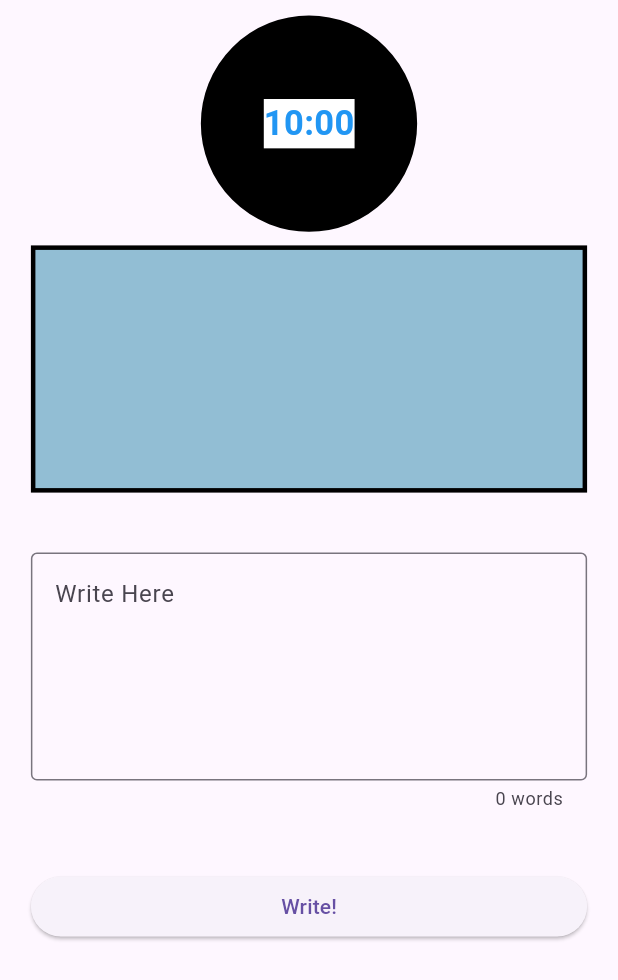
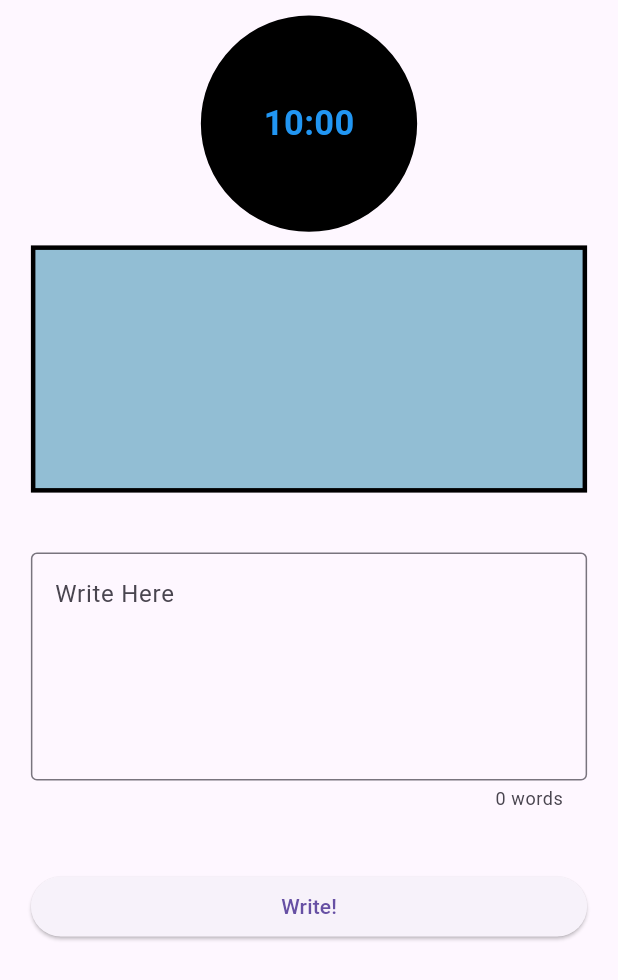
Before and after one commit to kkhhaaooss/writing_app, a Flutter app: the screen it shows after launch, on a phone screen of 412 x 824 dp. Shown: the top 980 px of the screen. Run offline on Flutter 3.47's test engine with Material 3 defaults, Android fonts, the phone set to English and light mode, and no system bars; drawn by our look-alikes of circular_countdown_timer; our stand-ins replace google_fonts; statements that could not run were skipped.

Commit message:
Attempts to enable/disable TextInput depending on TurnTimer paused state (not working)

```diff
--- a/lib/views/components/text_input.dart
+++ b/lib/views/components/text_input.dart
@@ -1,3 +1,4 @@
+import 'package:circular_countdown_timer/circular_countdown_timer.dart';
 import 'package:flutter/material.dart';
 import 'package:google_fonts/google_fonts.dart';
 
@@ -6,8 +7,11 @@ import 'package:writing_app/providers/text_provider.dart';
 import 'package:writing_app/providers/timer_provider.dart';
 
 class TextInput extends StatefulWidget {
-  const TextInput({super.key});
-
+  const TextInput({
+    super.key,
+    required this.timerController,
+  });
+  final CountDownController timerController;
   @override
   State<TextInput> createState() => _TextInputState();
 }
@@ -42,6 +46,11 @@ class _TextInputState extends State<TextInput> {
   Widget build(BuildContext context) {
     return Consumer2<TextProvider, TimerProvider>(
       builder: (context, textProvider, timerProvder, child) {
+        // if (timerProvider.paused) {
+        //   _textController.enabled = false;
+        // } else {
+        //   controller.resume();
+        // }
         return TextField(
           focusNode: focusNode,
           canRequestFocus: true,
@@ -49,6 +58,7 @@ class _TextInputState extends State<TextInput> {
           minLines: 5,
           onTap: () => focusNode.requestFocus(),
           controller: _textController,
+          enabled: true,
           onChanged: (text) => _updateDisplay(text),
           // onSubmitted: (text) => _updateDisplay(text),
           style: GoogleFonts.merriweather(),
--- a/lib/views/components/turn_timer.dart
+++ b/lib/views/components/turn_timer.dart
@@ -22,7 +22,7 @@ class TurnTimer extends StatelessWidget {
         if (!controller.isStarted.value) {
           controller.start();
         }
-        ;
+
         if (timerProvider.paused) {
           controller.pause();
         } else {
@@ -44,7 +44,7 @@ class TurnTimer extends StatelessWidget {
             fontSize: 23.0,
             color: Colors.blue,
             fontWeight: FontWeight.bold,
-            backgroundColor: Colors.white,
+            backgroundColor: Colors.black,
           ),
           textAlign: TextAlign.center,
           textFormat: CountdownTextFormat.MM_SS,
--- a/lib/views/interface.dart
+++ b/lib/views/interface.dart
@@ -43,7 +43,9 @@ class Interface extends StatelessWidget {
                     height: screenHeight * 0.2,
                   ),
                   const SizedBox(height: 40),
-                  const TextInput(),
+                  TextInput(
+                    timerController: timerController,
+                  ),
                   const SizedBox(height: 40),
                   const PauseButton(),
                 ],
```
